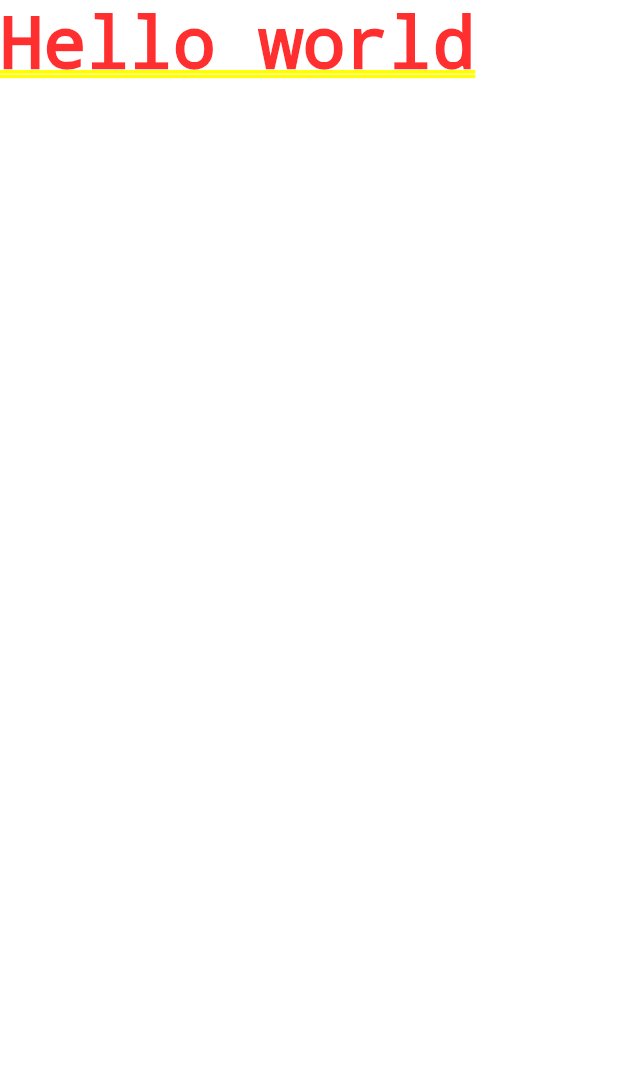
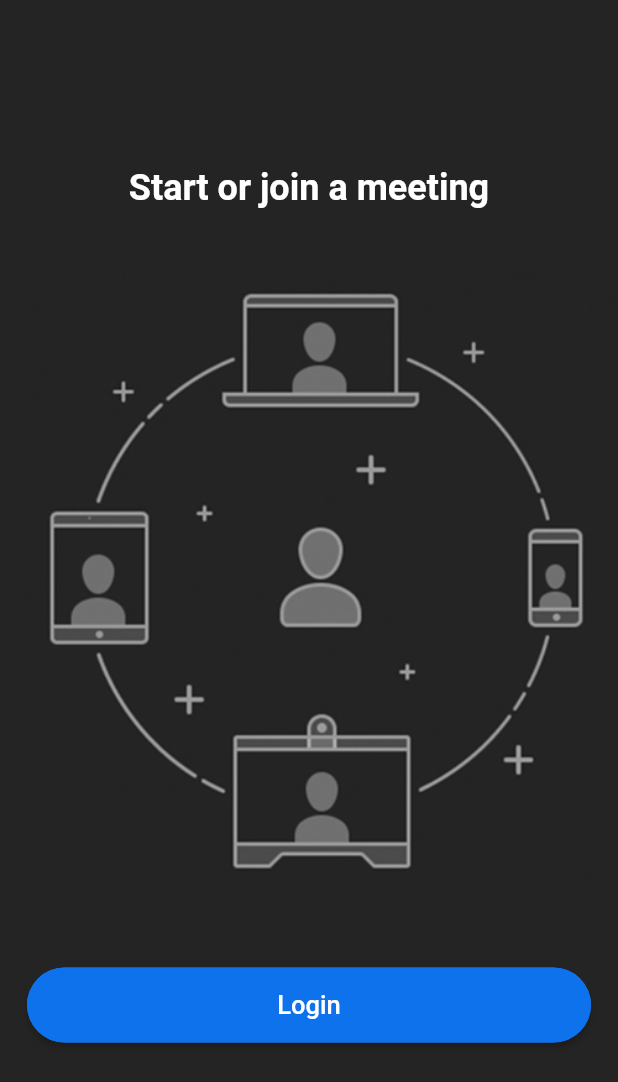
Before and after one commit to datapirates0101/Zoom_Clone, a Flutter app: the screen it shows after launch, on a phone screen of 412 x 824 dp. Shown: the top 1082 px of the screen. Run offline on Flutter 3.47's test engine with Material 2 defaults, Android fonts, the phone set to English and light mode, and no system bars.

Commit message:
added login screen

```diff
--- a/lib/main.dart
+++ b/lib/main.dart
@@ -1,4 +1,6 @@
 import 'package:flutter/material.dart';
+import 'package:zoom_clone/screens/screens.dart';
+import 'package:zoom_clone/utils/colors.dart';
 
 void main() {
   runApp(const MyApp());
@@ -10,9 +12,9 @@ class MyApp extends StatelessWidget {
   @override
   Widget build(BuildContext context) {
     return MaterialApp(
-      title: 'Flutter demo',
-      theme:  ThemeData(primarySwatch: Colors.blue),
-      home: Text('Hello world'),
+      title: 'Zoom Clone',
+      theme: ThemeData.dark().copyWith(scaffoldBackgroundColor: backgroundColor),
+      home: const LoginScreen(),
     );
   }
 }
--- /dev/null
+++ b/lib/screens/screens.dart
@@ -0,0 +1,37 @@
+import 'package:flutter/material.dart';
+import 'package:zoom_clone/widgets/custom_button.dart';
+
+class LoginScreen extends StatefulWidget {
+  const LoginScreen({Key? key}) : super(key: key);
+
+  @override
+  State<LoginScreen> createState() => _LoginScreenState();
+}
+
+class _LoginScreenState extends State<LoginScreen> {
+  @override
+  Widget build(BuildContext context) {
+    return Scaffold(
+      body: SafeArea(
+        child: Column(
+          mainAxisAlignment: MainAxisAlignment.center,
+          //crossAxisAlignment: CrossAxisAlignment.center,
+          children: [
+            const Text(
+              'Start or join a meeting',
+              style: TextStyle(
+                fontSize: 24,
+                fontWeight: FontWeight.bold,
+              ),
+            ),
+            Padding(
+              padding: const EdgeInsets.symmetric(vertical: 38),
+              child: Image.asset('assets/images/onboarding.jpeg'),
+            ),
+            CustomButton(text: 'Login',onPressed: (){},)
+          ],
+        ),
+      ),
+    );
+  }
+}
--- /dev/null
+++ b/lib/widgets/custom_button.dart
@@ -0,0 +1,29 @@
+import 'package:flutter/material.dart';
+import 'package:zoom_clone/utils/colors.dart';
+
+class CustomButton extends StatelessWidget {
+  final String text;
+  final VoidCallback onPressed;
+  const CustomButton({Key? key, required this.text, required this.onPressed}) : super(key: key);
+
+  @override
+  Widget build(BuildContext context) {
+    return Padding(
+      padding: const EdgeInsets.all(18.0),
+      child: ElevatedButton(
+        onPressed: onPressed,
+        child: Text(
+          text,
+          style: const TextStyle(fontSize: 17),
+        ),
+        style: ElevatedButton.styleFrom(
+            primary: buttonColor,
+            minimumSize: const Size(double.infinity, 50),
+            shape: RoundedRectangleBorder(
+              borderRadius: BorderRadius.circular(30),
+              side: const BorderSide(color: buttonColor),
+            )),
+      ),
+    );
+  }
+}
--- a/pubspec.yaml
+++ b/pubspec.yaml
@@ -58,9 +58,9 @@ flutter:
   uses-material-design: true
 
   # To add assets to your application, add an assets section, like this:
-  # assets:
-  #   - images/a_dot_burr.jpeg
-  #   - images/a_dot_ham.jpeg
+  assets:
+    - assets/images/
+
 
   # An image asset can refer to one or more resolution-specific "variants", see
   # https://flutter.dev/assets-and-images/#resolution-aware.
```
Also changed, not shown: assets/images/onboarding.jpeg (added).
